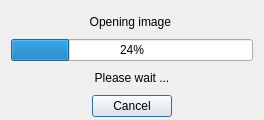
This is vv/qt_ui/vvProgressDialog.ui in open-vv/vv as Qt 5 draws it before an edit. The edited form follows.
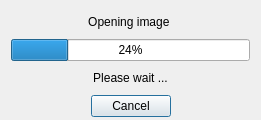
This is the edited form. Icons and pictures are not drawn.

```diff
--- a/vv/qt_ui/vvProgressDialog.ui
+++ b/vv/qt_ui/vvProgressDialog.ui
@@ -9,10 +9,16 @@
    <rect>
     <x>0</x>
     <y>0</y>
-    <width>264</width>
+    <width>261</width>
     <height>120</height>
    </rect>
   </property>
+  <property name="sizePolicy">
+   <sizepolicy hsizetype="Preferred" vsizetype="Preferred">
+    <horstretch>0</horstretch>
+    <verstretch>0</verstretch>
+   </sizepolicy>
+  </property>
   <property name="windowTitle">
    <string>Progress</string>
   </property>
```
